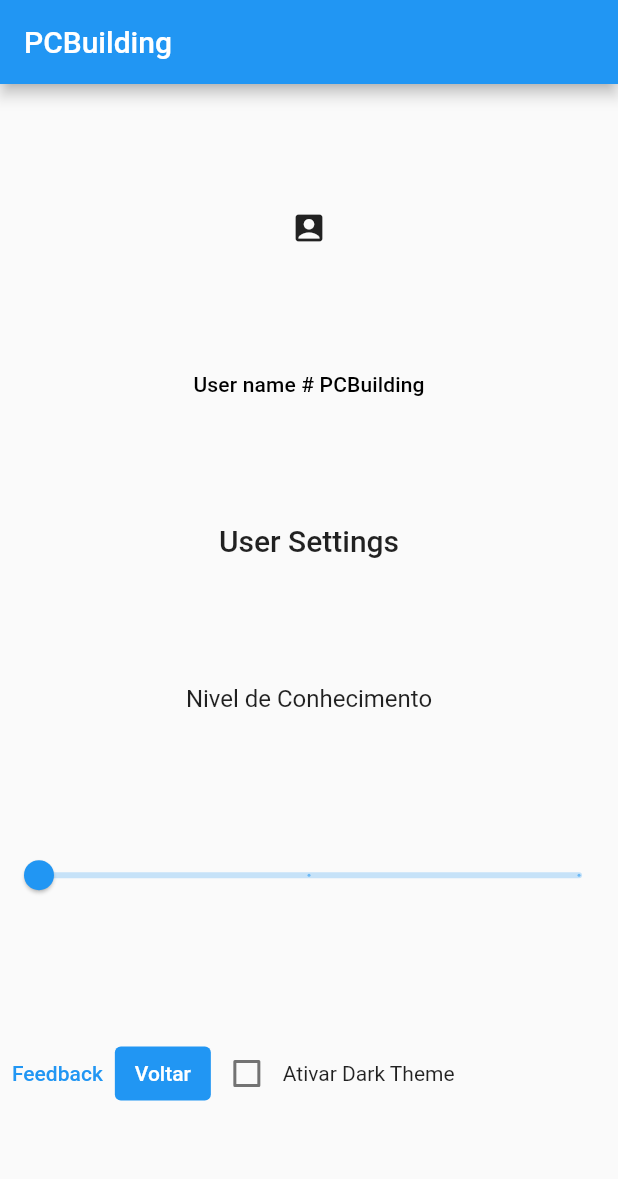
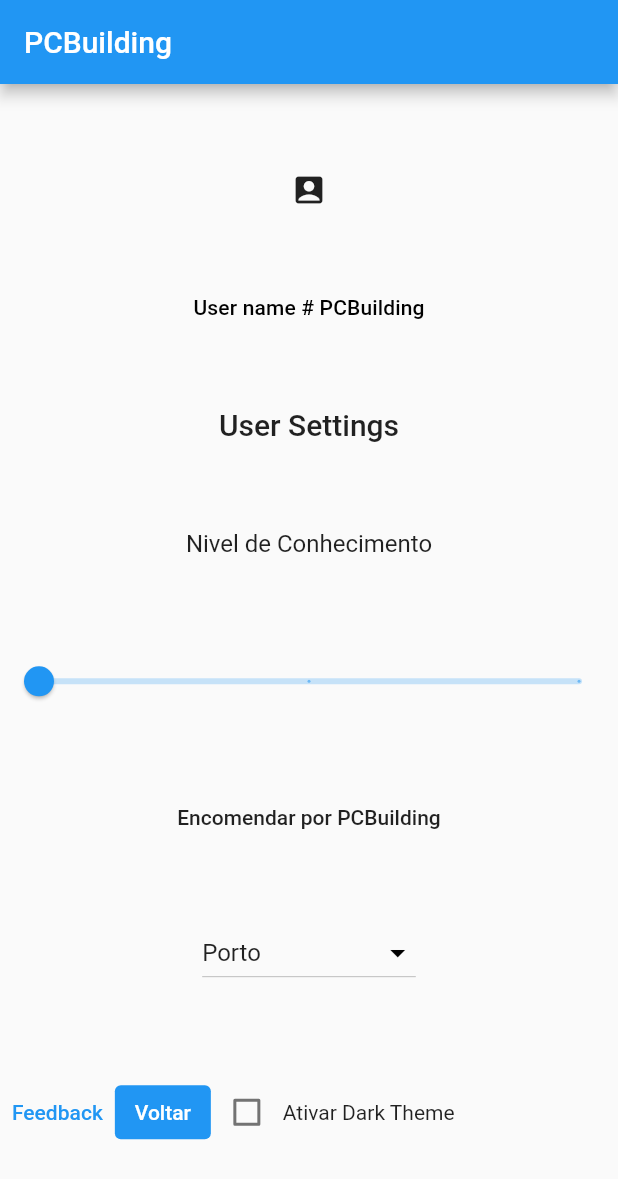
Before and after one commit to lethalarms23/AppsForGoods-Flutter, a Flutter app: the screen it shows after launch, after a tap on the "settings" icon, on a phone screen of 412 x 824 dp. Shown: the top 1179 px of the screen. Run offline on Flutter 3.47's test engine with Material 2 defaults, Android fonts, the phone set to English and light mode, and no system bars; our stand-ins replace flutter_riverpod, hexcolor.

Commit message:
City Location

```diff
--- a/lib/main.dart
+++ b/lib/main.dart
@@ -6,6 +6,7 @@ import 'cart.dart';
 import 'user-settings.dart';
 import 'build.dart';
 import 'package:PCBuilding/providers/dark-mode.dart';
+import 'package:hexcolor/hexcolor.dart';
 
 void main(){
   runApp(
@@ -55,6 +56,7 @@ class _MyHomePageState extends State<MyHomePage> {
     });
   }
   Widget build(BuildContext context) {
+
     return Scaffold(
       appBar: AppBar(
         title: Text(widget.title),
@@ -90,12 +92,12 @@ class _MyHomePageState extends State<MyHomePage> {
                 BottomNavigationBarItem(
                   icon: Icon(Icons.computer),
                   label: 'Builds',
-                  backgroundColor: Colors.purple,
+                  backgroundColor: Colors.teal,
                 ),
                 BottomNavigationBarItem(
                   icon: Icon(Icons.shopping_cart_outlined),
                   label: 'Carrinho',
-                  backgroundColor: Colors.red,
+                  backgroundColor: Colors.orangeAccent,
                 ),
               ],
               currentIndex: _selectedIndex,
--- /dev/null
+++ b/lib/providers/city_provider.dart
@@ -0,0 +1,5 @@
+import 'package:flutter_riverpod/flutter_riverpod.dart';
+
+enum cityLocation { Porto , Lisboa , Other }
+
+final cityLocationState = StateProvider<cityLocation>((_) => cityLocation.Porto);
--- a/lib/user-settings.dart
+++ b/lib/user-settings.dart
@@ -1,6 +1,7 @@
 import 'package:flutter/material.dart';
 import 'package:PCBuilding/providers/knowledge_level.dart';
 import 'package:PCBuilding/providers/dark-mode.dart';
+import 'package:PCBuilding/providers/city_provider.dart';
 import 'package:flutter_riverpod/flutter_riverpod.dart';
 import 'main.dart';
 import 'feedback.dart';
@@ -37,6 +38,7 @@ class MyHomePage extends StatefulWidget {
 
 class _MyHomePageState extends State<MyHomePage> {
   double currentSliderValue = 1;
+  var _chosenValue = 'Porto';
   getSliderLabel(){
       if(currentSliderValue <= 33){
         return 'Iniciante';
@@ -50,6 +52,7 @@ class _MyHomePageState extends State<MyHomePage> {
   }
 
   Widget build(BuildContext context) {
+
     getBoolDark(){
       if(context.read(darkModeState).state == darkMode.isDark){
         return true;
@@ -63,7 +66,6 @@ class _MyHomePageState extends State<MyHomePage> {
     return Scaffold(
       appBar: AppBar(
         title: Text(widget.title),
-
       ),
       body: Center(
         child: Column(
@@ -98,6 +100,46 @@ class _MyHomePageState extends State<MyHomePage> {
                   } else {
                     context.read(knowledgeLevelProvider).state = KnowledgeLevel.Avancado;
                   }
+                });
+              },
+            ),
+            Text(
+              "Encomendar por PCBuilding",
+              style: TextStyle(
+                  fontSize: 14,
+                  fontWeight: FontWeight.w500),
+            ),
+            DropdownButton<String>(
+              focusColor:Colors.white,
+              value: _chosenValue,
+              iconEnabledColor:Colors.black,
+              items: <String>[
+                'Porto',
+                'Viana do castelo',
+                'Vila do Conde',
+                'Viseu',
+                'Vizela',
+                'Valongo',
+                'Coimbra',
+                'Lisboa',
+              ].map<DropdownMenuItem<String>>((String value) {
+                return DropdownMenuItem<String>(
+                  value: value,
+                  child: Text(value,style:TextStyle(),),
+                );
+              }).toList(),
+              onChanged: (String? value) {
+                setState(() {
+                  if(value == 'Porto'){
+                    context.read(cityLocationState).state = cityLocation.Porto;
+                  }
+                  else if(value == 'Lisboa'){
+                    context.read(cityLocationState).state = cityLocation.Lisboa;
+                  }
+                  else{
+                    context.read(cityLocationState).state = cityLocation.Other;
+                  }
+                  _chosenValue = value!;
                 });
               },
             ),
--- a/pubspec.yaml
+++ b/pubspec.yaml
@@ -19,6 +19,7 @@ dependencies:
 
   cupertino_icons: ^1.0.2
   flutter_launcher_icons: ^0.9.0
+  hexcolor: ^2.0.4
 
 dev_dependencies:
   flutter_test:
```
Also changed, not shown: lib/cart.dart (+18 -5 lines), lib/settings.dart (deleted), pubspec.lock.
